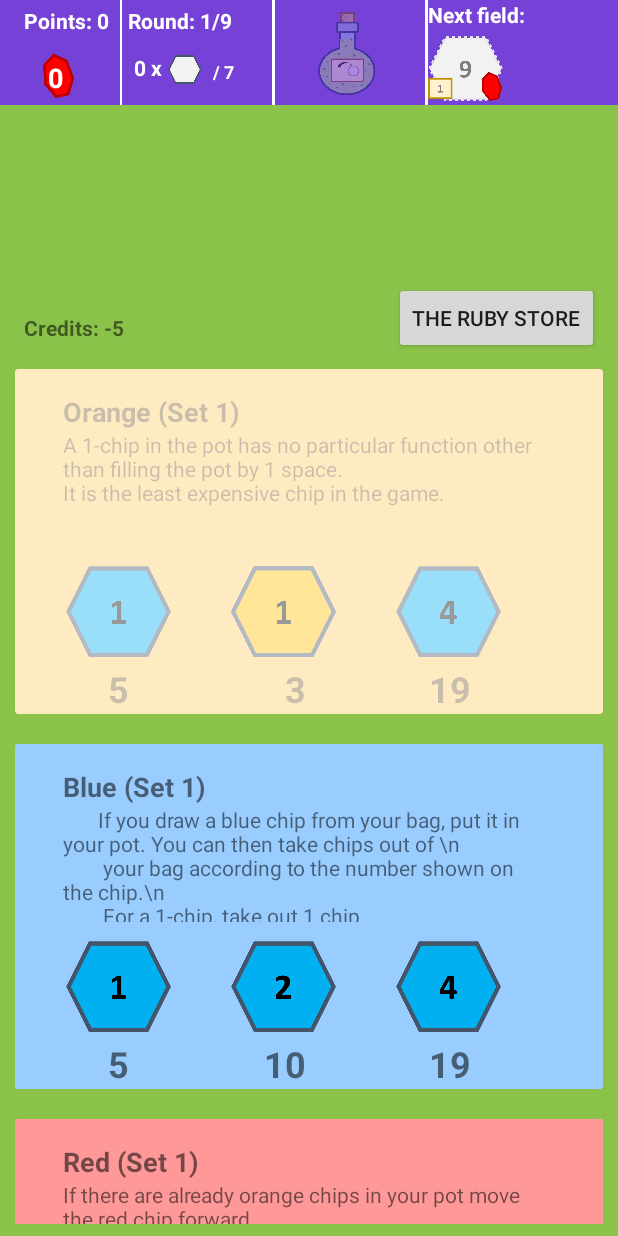
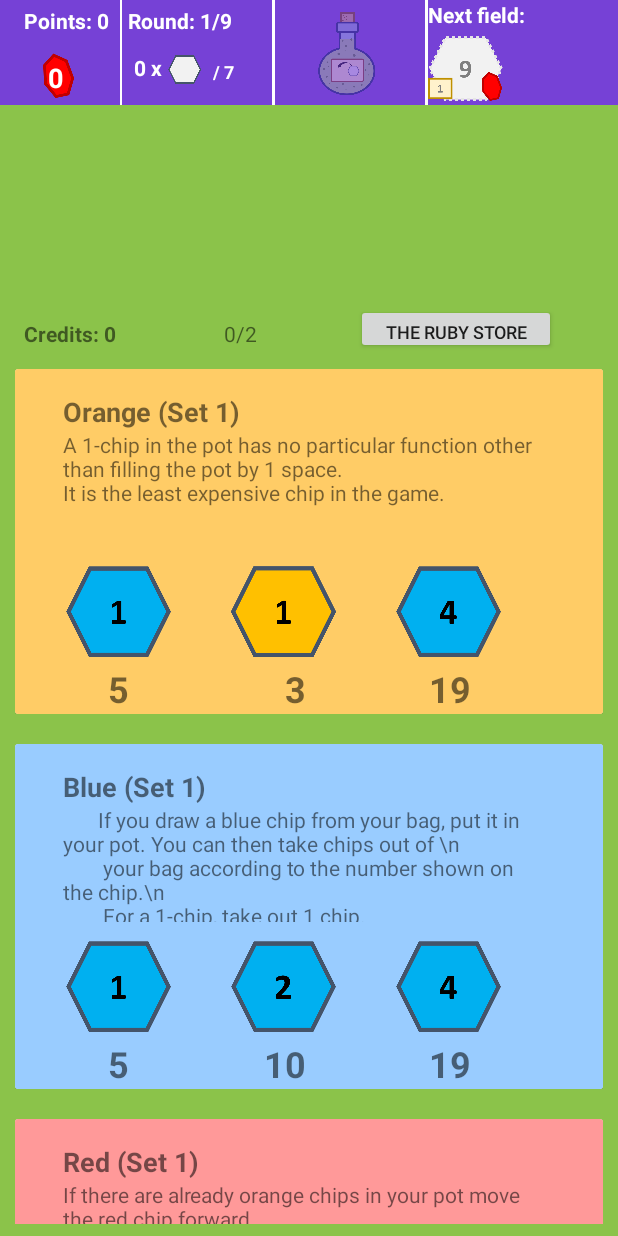
Before and after one commit to gitGut01/LeQuacks, an Android app: the fragment FragmentBuyItem placed in its activity, after a tap on an icon or button, on a phone screen of 412 x 824 dp. Run offline under Robolectric (Android 15) with nearby library versions, the light colour scheme and no system bars; 5 statements that could not run were skipped.

Commit message:
+ Added a buy limit of 2 per round

```diff
--- a/app/src/main/java/com/example/quacks/BuyRecyclerViewAdapter.java
+++ b/app/src/main/java/com/example/quacks/BuyRecyclerViewAdapter.java
@@ -24,9 +24,10 @@ public class BuyRecyclerViewAdapter extends RecyclerView.Adapter<BuyRecyclerView
     private ItemClickListener mClickListener;
 
     AdapterInterface listener;
+    int buy_count = 0;
 
     public interface AdapterInterface{
-        void onInputBuyItem();
+        void onInputBuyItem(int i);
     }
 
 
@@ -64,10 +65,11 @@ public class BuyRecyclerViewAdapter extends RecyclerView.Adapter<BuyRecyclerView
                 if (!holder.bought_this_round) {
                     v.startAnimation(AnimationUtils.loadAnimation(v.getContext(), R.anim.img_click));
 
+                    String s = "You bought a " + mData.get(position).getColor() + " 2 item";
+
                     buyTheItem(mData.get(position).get_item_for_bag()[1],
-                            mData.get(position).getPrice1(), holder);
+                            mData.get(position).getPrice1(), holder, s);
 
-                    Toast.makeText(v.getContext(), "You bought a " + mData.get(position).getColor() + " 2 item", Toast.LENGTH_SHORT).show();
 
                 }
             }
@@ -89,10 +91,10 @@ public class BuyRecyclerViewAdapter extends RecyclerView.Adapter<BuyRecyclerView
                     if (!holder.bought_this_round) {
                         v.startAnimation(AnimationUtils.loadAnimation(v.getContext(), R.anim.img_click));
 
+                        String s = "You bought a " + mData.get(position).getColor() + " 1 item";
+
                         buyTheItem(mData.get(position).get_item_for_bag()[0],
-                                mData.get(position).getPrice0(), holder);
-
-                        Toast.makeText(v.getContext(), "You bought a " + mData.get(position).getColor() + " 1 item", Toast.LENGTH_SHORT).show();
+                                mData.get(position).getPrice0(), holder, s);
                     }
                 }
             });
@@ -103,22 +105,37 @@ public class BuyRecyclerViewAdapter extends RecyclerView.Adapter<BuyRecyclerView
                     if (!holder.bought_this_round) {
                         v.startAnimation(AnimationUtils.loadAnimation(v.getContext(), R.anim.img_click));
 
+                        String s = "You bought a " + mData.get(position).getColor() + " 4 item";
+
                         buyTheItem(mData.get(position).get_item_for_bag()[2],
-                                mData.get(position).getPrice2(), holder);
+                                mData.get(position).getPrice2(), holder, s);
 
-                        Toast.makeText(v.getContext(), "You bought a " + mData.get(position).getColor() + " 4 item", Toast.LENGTH_SHORT).show();
                     }
                 }
             });
         }
     }
 
-    public void buyTheItem(int itemNr, int price, ViewHolder holder){
-        MainActivity.arrBag.add(itemNr);
-        MainActivity.currentCredits -= price;
-        listener.onInputBuyItem();
-        holder.cl_card.setAlpha(0.4f);
-        holder.bought_this_round = true;
+    public void buyTheItem(int itemNr, int price, ViewHolder holder, String msg){
+
+        String s;
+
+        if(MainActivity.currentCredits >= price){
+            MainActivity.arrBag.add(itemNr);
+            MainActivity.currentCredits -= price;
+            buy_count += 1;
+
+            holder.cl_card.setAlpha(0.4f);
+            holder.bought_this_round = true;
+
+            s = msg;
+
+        }else{
+            s = "You don´t have enough credits ";
+        }
+
+        Toast.makeText(MainActivity.mainActivity, s, Toast.LENGTH_SHORT).show();
+        listener.onInputBuyItem(buy_count);
     }
 
     // total number of rows
@@ -184,7 +201,4 @@ public class BuyRecyclerViewAdapter extends RecyclerView.Adapter<BuyRecyclerView
     public interface ItemClickListener {
         void onItemClick(View view, int position);
     }
-
-
-
 }
--- a/app/src/main/java/com/example/quacks/FragmentBuyItem.java
+++ b/app/src/main/java/com/example/quacks/FragmentBuyItem.java
@@ -23,6 +23,7 @@ public class FragmentBuyItem extends Fragment implements BuyRecyclerViewAdapter.
 
 
     TextView tv_credits;
+    TextView tv_buy_limit;
 
 
     @Override
@@ -31,8 +32,13 @@ public class FragmentBuyItem extends Fragment implements BuyRecyclerViewAdapter.
     }
 
     @Override
-    public void onInputBuyItem() {
+    public void onInputBuyItem(int i) {
         tv_credits.setText("Credits: " + MainActivity.currentCredits);
+        tv_buy_limit.setText(i + "/2");
+
+        if(i >= 2){
+            openRubyStore();
+        }
 
     }
 
@@ -84,17 +90,25 @@ public class FragmentBuyItem extends Fragment implements BuyRecyclerViewAdapter.
         tv_credits = v.findViewById(R.id.tv_credits);
         tv_credits.setText("Credits: " + MainActivity.currentCredits);
 
+        tv_buy_limit = v.findViewById(R.id.tv_buy_limit);
+        tv_buy_limit.setText("0/2");
+
         Button btn_ruby_store = v.findViewById(R.id.btn_ruby_store);
         btn_ruby_store.setOnClickListener(new View.OnClickListener() {
 
             public void onClick(View v) {
-                getActivity().onBackPressed();
-                MainActivity.mainActivity.openRubyStore();
+                openRubyStore();
             }
         });
 
 
         return v;
+    }
+
+    private void openRubyStore(){
+        MainActivity.currentCredits = 0;
+        getActivity().onBackPressed();
+        MainActivity.mainActivity.openRubyStore();
     }
 
 
--- a/app/src/main/java/com/example/quacks/FragmentBuyRefillAndStep.java
+++ b/app/src/main/java/com/example/quacks/FragmentBuyRefillAndStep.java
@@ -69,7 +69,6 @@ public class FragmentBuyRefillAndStep extends Fragment{
                 MainActivity.currentStep = -1;
                 Arrays.fill(MainActivity.board, -1);
                 MainActivity.currentWhite = 0;
-                MainActivity.currentCredits = 0;
 
                 getActivity().onBackPressed();
                 //getActivity().getSupportFragmentManager().beginTransaction().setCustomAnimations(0, R.anim.exit_to_button).remove(this).commit();
--- a/app/src/main/res/layout/fragment_buy_item.xml
+++ b/app/src/main/res/layout/fragment_buy_item.xml
@@ -25,7 +25,7 @@
         android:layout_height="wrap_content"
         android:layout_marginStart="16dp"
         android:layout_marginLeft="16dp"
-        android:layout_marginBottom="8dp"
+        android:layout_marginBottom="4dp"
         android:text="Credits: 0"
         android:textStyle="bold"
         app:layout_constraintBottom_toTopOf="@+id/rvAnimals"
@@ -33,12 +33,23 @@
 
     <Button
         android:id="@+id/btn_ruby_store"
-        android:layout_width="wrap_content"
-        android:layout_height="wrap_content"
-        android:layout_marginStart="180dp"
-        android:layout_marginLeft="180dp"
+        android:layout_width="133dp"
+        android:layout_height="33dp"
+        android:layout_marginStart="160dp"
+        android:layout_marginLeft="160dp"
         android:text="The ruby store"
+        android:textSize="12sp"
         app:layout_constraintBottom_toTopOf="@+id/rvAnimals"
         app:layout_constraintStart_toEndOf="@+id/tv_credits" />
 
+    <TextView
+        android:id="@+id/tv_buy_limit"
+        android:layout_width="wrap_content"
+        android:layout_height="wrap_content"
+        android:layout_marginStart="72dp"
+        android:layout_marginLeft="72dp"
+        android:text="0/2"
+        app:layout_constraintStart_toEndOf="@+id/tv_credits"
+        app:layout_constraintTop_toTopOf="@+id/tv_credits" />
+
 </androidx.constraintlayout.widget.ConstraintLayout>
```
